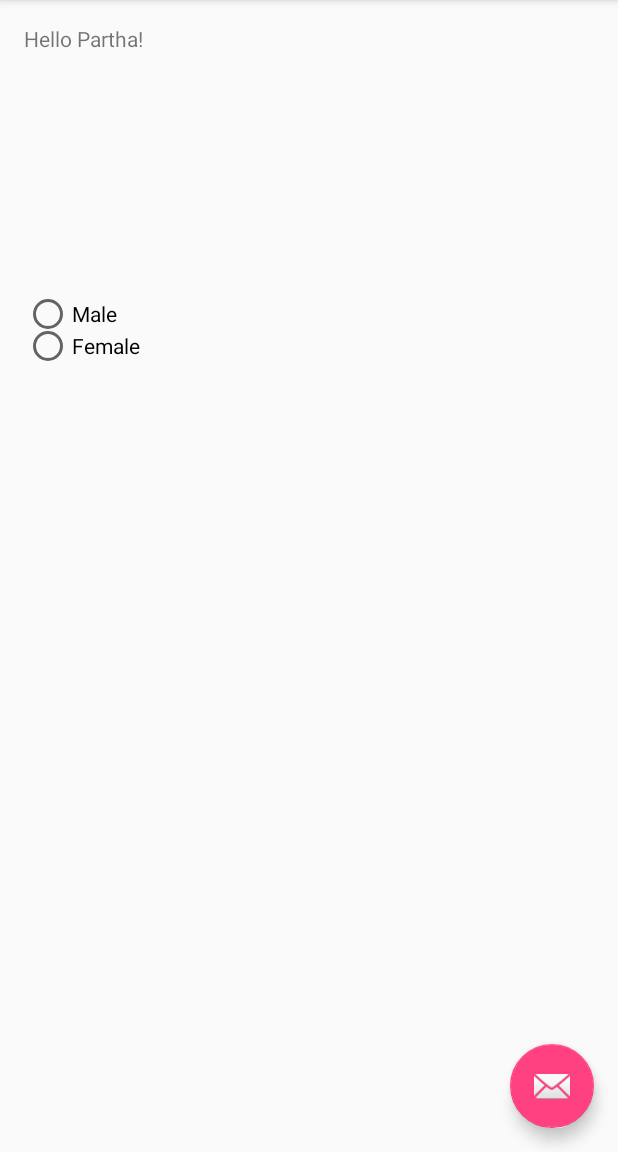
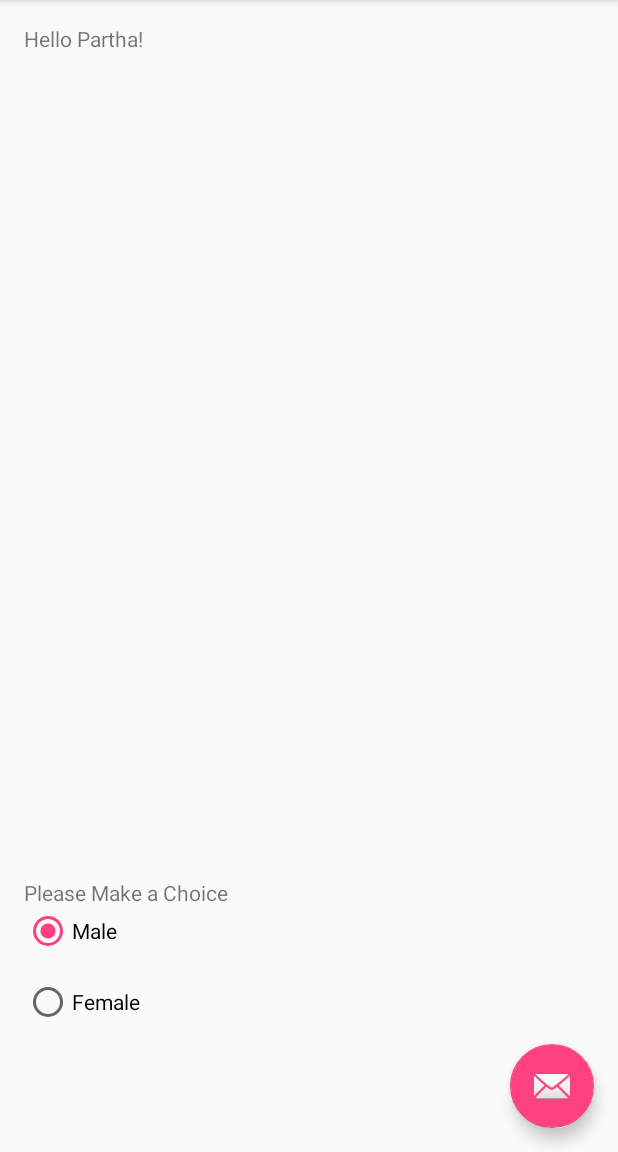
Before and after one commit to partha6369/TestProject, an Android app: the screen it shows after launch (MainActivity), on a phone screen of 412 x 824 dp, the part 84-1236 px from its top. Run offline under Robolectric (Android 15) with nearby library versions, the phone set to English and light mode, and no system bars.

Commit message:
Added Radio Button Group

```diff
--- a/TestApp/app/src/main/res/layout/content_main.xml
+++ b/TestApp/app/src/main/res/layout/content_main.xml
@@ -20,24 +20,45 @@
         android:layout_alignParentTop="true"
         android:layout_alignParentLeft="true"
         android:layout_alignParentStart="true"
-        android:id="@+id/textView" />
+        android:id="@+id/tvHello" />
 
-    <RadioButton
-        android:text="Male"
+    <TextView
+        android:text="@string/please_make_a_choice"
         android:layout_width="wrap_content"
         android:layout_height="wrap_content"
-        android:id="@+id/radioButton"
-        android:layout_alignBottom="@+id/radioButton"
-        android:layout_marginBottom="21dp" />
-
-    <RadioButton
-        android:text="Female"
-        android:layout_width="wrap_content"
-        android:layout_height="wrap_content"
-        android:id="@+id/radioButton"
-        android:layout_marginTop="179dp"
-        android:layout_below="@+id/textView"
+        android:id="@+id/tvChoice"
+        android:layout_above="@+id/rbgSex"
         android:layout_alignParentLeft="true"
         android:layout_alignParentStart="true" />
 
+    <RadioGroup
+        android:layout_width="wrap_content"
+        android:layout_height="wrap_content"
+        android:layout_marginBottom="68dp"
+        android:id="@+id/rbgSex"
+        android:addStatesFromChildren="false"
+        android:layout_alignParentBottom="true"
+        android:layout_alignParentLeft="true"
+        android:layout_alignParentStart="true"
+        android:checkedButton="@+id/rbMale">
+
+        <RadioButton
+            android:text="@string/male"
+            android:layout_width="wrap_content"
+            android:layout_height="wrap_content"
+            android:id="@+id/rbMale"
+            android:duplicateParentState="true"
+            android:layout_marginBottom="3dp"
+            android:layout_weight="1" />
+
+        <RadioButton
+            android:text="@string/female"
+            android:layout_width="wrap_content"
+            android:layout_height="wrap_content"
+            android:id="@+id/rbFemale"
+            android:layout_marginTop="12dp"
+            android:layout_weight="1" />
+
+    </RadioGroup>
+
 </RelativeLayout>
--- a/TestApp/app/src/main/res/values-v21/strings.xml
+++ b/TestApp/app/src/main/res/values-v21/strings.xml
@@ -1,4 +1,8 @@
 <?xml version="1.0" encoding="utf-8"?>
 <resources>
     <string name="hello_partha">Hello Partha!</string>
+    <string name="female">Female</string>
+    <string name="male">Male</string>
+    <string name="please_android_string_selectall">Please @android:string/selectAll</string>
+    <string name="please_make_a_choice">Please Make a Choice</string>
 </resources>
--- a/TestApp/app/src/main/res/values-w820dp/strings.xml
+++ b/TestApp/app/src/main/res/values-w820dp/strings.xml
@@ -1,4 +1,8 @@
 <?xml version="1.0" encoding="utf-8"?>
 <resources>
     <string name="hello_partha">Hello Partha!</string>
+    <string name="female">Female</string>
+    <string name="male">Male</string>
+    <string name="please_android_string_selectall">Please @android:string/selectAll</string>
+    <string name="please_make_a_choice">Please Make a Choice</string>
 </resources>
--- a/TestApp/app/src/main/res/values/strings.xml
+++ b/TestApp/app/src/main/res/values/strings.xml
@@ -2,4 +2,8 @@
     <string name="app_name">TestApp</string>
     <string name="action_settings">Settings</string>
     <string name="hello_partha">Hello Partha!</string>
+    <string name="female">Female</string>
+    <string name="male">Male</string>
+    <string name="please_android_string_selectall">Please @android:string/selectAll</string>
+    <string name="please_make_a_choice">Please Make a Choice</string>
 </resources>
```
